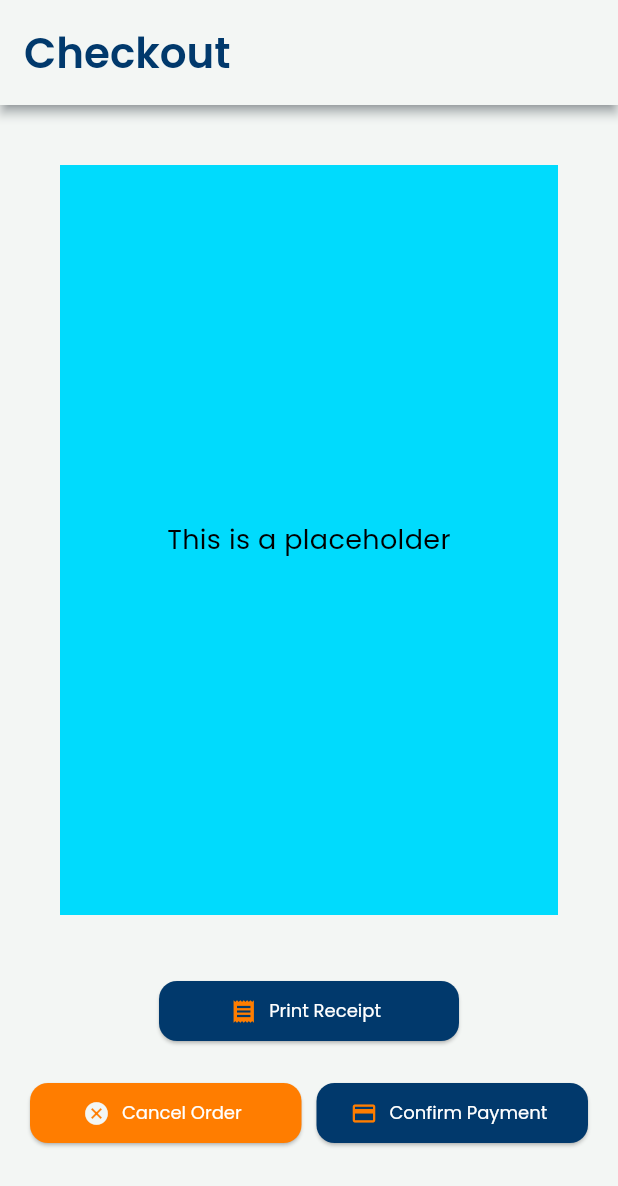
After one commit to patriajasel/TindaOne-App, a Flutter app: the CheckoutPage screen opened by its route, on a phone screen of 412 x 824 dp. The commit adds this screen. Shown: the top 1186 px of the screen. Run offline on Flutter 3.47's test engine with Material 3 defaults, Android fonts, the phone set to English and light mode, and no system bars; our stand-ins replace curved_navigation_bar, flutter_hooks, font_awesome_flutter, go_router, google_fonts, introduction_screen and 2 more; missing offline and left inert: go_transitions; accounts and stored records are empty.

Commit message:
Added checkout page

```diff
--- /dev/null
+++ b/lib/features/pages/cashier/checkout_page/checkout_page.dart
@@ -0,0 +1,82 @@
+import 'package:flutter/material.dart';
+import 'package:go_router/go_router.dart';
+import 'package:tinda_one_app/shared/themes/app_colors.dart';
+
+class CheckoutPage extends StatelessWidget {
+  const CheckoutPage({super.key});
+
+  @override
+  Widget build(BuildContext context) {
+    return Scaffold(
+      appBar: AppBar(title: const Text('Checkout ')),
+      body: SingleChildScrollView(child: _buildMainContent(context)),
+    );
+  }
+
+  Widget _buildMainContent(BuildContext context) {
+    return Column(
+      children: [
+        _buildReceiptPhoto(),
+        const SizedBox(height: 10),
+        _buildActionButtons(context),
+      ],
+    );
+  }
+
+  Widget _buildReceiptPhoto() {
+    // This is a placeholder for a receipt
+    return Column(
+      children: [
+        Container(
+          height: 500,
+          width: double.infinity,
+          margin: EdgeInsets.all(40),
+          color: AppColors.appTertiary,
+          child: Center(
+            child: Text('This is a placeholder', textAlign: TextAlign.center),
+          ),
+        ),
+        SizedBox(
+          width: 200,
+          child: ElevatedButton.icon(
+            onPressed: () {},
+            icon: Icon(Icons.receipt),
+            label: Text('Print Receipt'),
+          ),
+        ),
+      ],
+    );
+  }
+
+  Widget _buildActionButtons(BuildContext context) {
+    return Padding(
+      padding: const EdgeInsets.symmetric(horizontal: 20, vertical: 10),
+      child: Row(
+        children: [
+          Expanded(
+            child: ElevatedButton.icon(
+              style: ButtonStyle(
+                backgroundColor: WidgetStatePropertyAll(AppColors.appSecondary),
+              ),
+              onPressed: () {
+                context.pop();
+              },
+              icon: Icon(Icons.cancel, color: AppColors.lightBackground),
+              label: Text('Cancel Order'),
+            ),
+          ),
+          const SizedBox(width: 10),
+          Expanded(
+            child: ElevatedButton.icon(
+              icon: Icon(Icons.payment),
+              onPressed: () {
+                context.pop();
+              },
+              label: Text('Confirm Payment'),
+            ),
+          ),
+        ],
+      ),
+    );
+  }
+}
--- a/lib/features/pages/cashier/create_order/create_order_dialog.dart
+++ b/lib/features/pages/cashier/create_order/create_order_dialog.dart
@@ -240,7 +240,7 @@ class CreateOrderDialog extends HookWidget {
             child: ElevatedButton.icon(
               icon: Icon(Icons.shopping_cart_checkout),
               onPressed: () {
-                context.pop();
+                context.push('/checkout-page');
               },
               label: Text('Go to Checkout'),
             ),
--- a/lib/shared/router/app_router.dart
+++ b/lib/shared/router/app_router.dart
@@ -4,6 +4,7 @@ import 'package:tinda_one_app/features/auth/presentation/login/login_page.dart';
 import 'package:tinda_one_app/features/auth/presentation/onboarding/onboarding_page.dart';
 import 'package:tinda_one_app/features/pages/analytics/analytics_page.dart';
 import 'package:tinda_one_app/features/pages/cashier/cashier_page.dart';
+import 'package:tinda_one_app/features/pages/cashier/checkout_page/checkout_page.dart';
 import 'package:tinda_one_app/features/pages/home_page.dart';
 import 'package:tinda_one_app/features/pages/inventory/inventory_page.dart';
 import 'package:tinda_one_app/features/pages/scanner/scanner_page.dart';
@@ -111,6 +112,16 @@ class AppRouter {
             ),
           ],
         ),
+
+        // Route for Checkout Page
+        GoRoute(
+          path: '/checkout-page',
+          name: 'Checkout Page',
+          pageBuilder: GoTransitions.zoom.call,
+          builder: (context, state) {
+            return CheckoutPage();
+          },
+        ),
       ],
     );
   }
```
